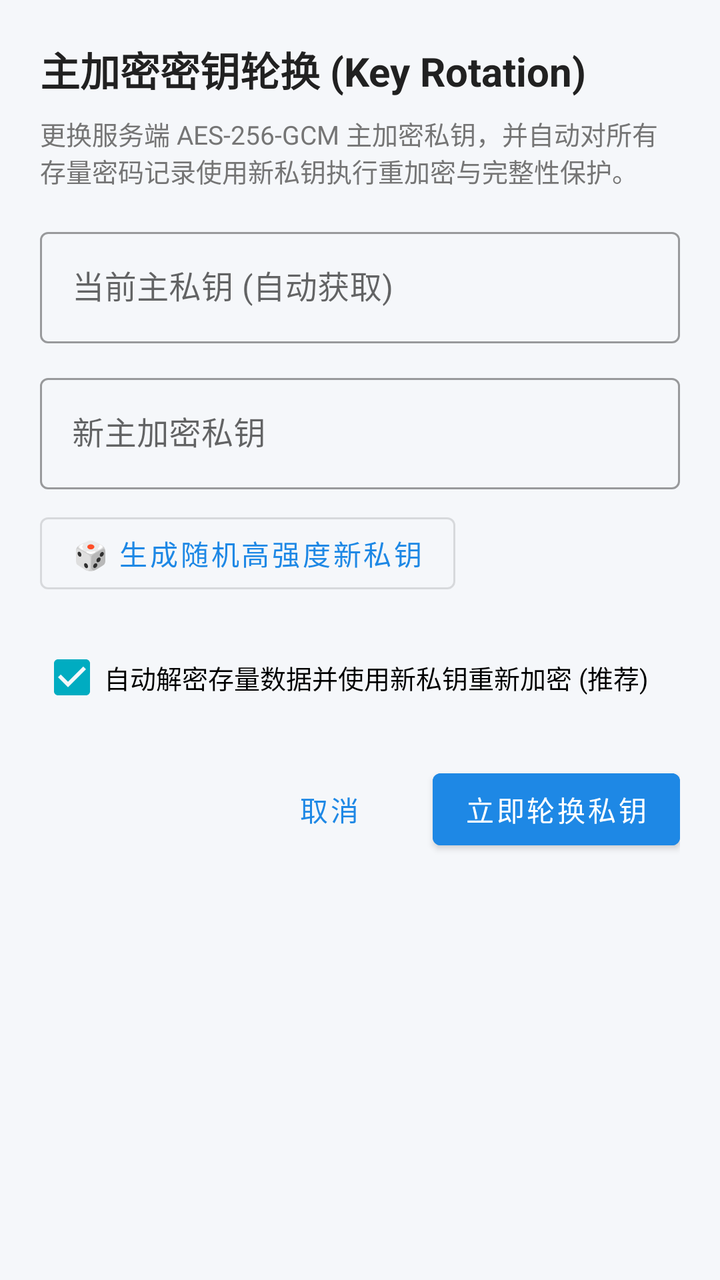
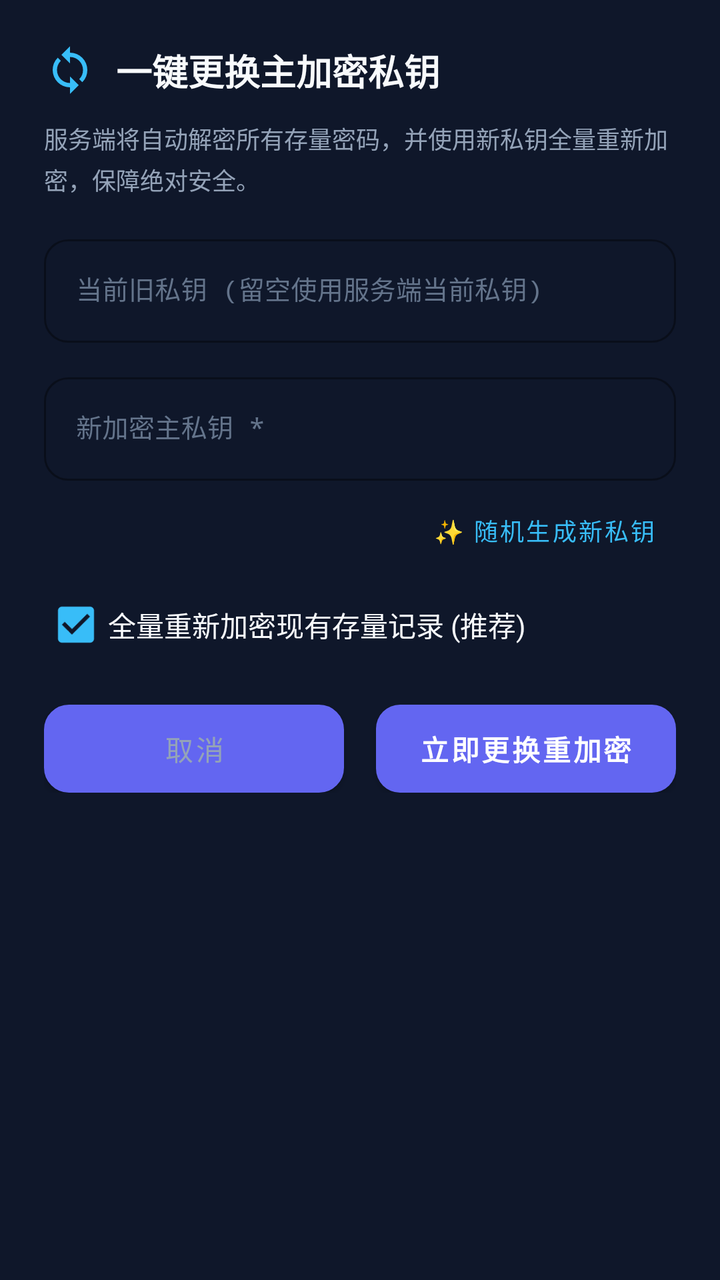

Before-and-after screenshots of an Android layout around one commit, followed by the original layout XML and the change that was made.
<!-- AndroidManifest.xml: application theme Theme.PwdManager -->
<!-- res/layout/dialog_rotate_key.xml -->
<?xml version="1.0" encoding="utf-8"?>
<ScrollView
    xmlns:android="http://schemas.android.com/apk/res/android"
    xmlns:app="http://schemas.android.com/apk/res-auto"
    android:layout_width="match_parent"
    android:layout_height="wrap_content"
    android:padding="20dp">

    <LinearLayout
        android:layout_width="match_parent"
        android:layout_height="wrap_content"
        android:orientation="vertical">

        <TextView
            android:layout_width="match_parent"
            android:layout_height="wrap_content"
            android:text="主加密密钥轮换 (Key Rotation)"
            android:textColor="@color/text_primary"
            android:textSize="20sp"
            android:textStyle="bold"
            android:layout_marginBottom="8dp" />

        <TextView
            android:layout_width="match_parent"
            android:layout_height="wrap_content"
            android:text="更换服务端 AES-256-GCM 主加密私钥，并自动对所有存量密码记录使用新私钥执行重加密与完整性保护。"
            android:textColor="@color/text_secondary"
            android:textSize="13sp"
            android:layout_marginBottom="16dp" />

        
        <com.google.android.material.textfield.TextInputLayout
            android:layout_width="match_parent"
            android:layout_height="wrap_content"
            android:hint="当前主私钥 (自动获取)"
            style="@style/Widget.MaterialComponents.TextInputLayout.OutlinedBox"
            android:layout_marginBottom="12dp">

            <com.google.android.material.textfield.TextInputEditText
                android:id="@+id/etRotOldKey"
                android:layout_width="match_parent"
                android:layout_height="wrap_content"
                android:inputType="text"
                android:singleLine="true" />
        </com.google.android.material.textfield.TextInputLayout>

        
        <com.google.android.material.textfield.TextInputLayout
            android:layout_width="match_parent"
            android:layout_height="wrap_content"
            android:hint="新主加密私钥"
            style="@style/Widget.MaterialComponents.TextInputLayout.OutlinedBox"
            android:layout_marginBottom="8dp">

            <com.google.android.material.textfield.TextInputEditText
                android:id="@+id/etRotNewKey"
                android:layout_width="match_parent"
                android:layout_height="wrap_content"
                android:inputType="text"
                android:singleLine="true" />
        </com.google.android.material.textfield.TextInputLayout>

        <Button
            android:id="@+id/btnGenRotateKey"
            android:layout_width="wrap_content"
            android:layout_height="wrap_content"
            android:text="🎲 生成随机高强度新私钥"
            style="@style/Widget.MaterialComponents.Button.OutlinedButton"
            android:layout_marginBottom="14dp" />

        <CheckBox
            android:id="@+id/cbReencryptRecords"
            android:layout_width="match_parent"
            android:layout_height="wrap_content"
            android:text="自动解密存量数据并使用新私钥重新加密 (推荐)"
            android:checked="true"
            android:textSize="13sp"
            android:layout_marginBottom="18dp" />

        <LinearLayout
            android:layout_width="match_parent"
            android:layout_height="wrap_content"
            android:orientation="horizontal"
            android:gravity="end">

            <Button
                android:id="@+id/btnRotCancel"
                android:layout_width="wrap_content"
                android:layout_height="wrap_content"
                android:text="@string/cancel"
                style="@style/Widget.MaterialComponents.Button.TextButton"
                android:layout_marginEnd="8dp" />

            <Button
                android:id="@+id/btnRotSave"
                android:layout_width="wrap_content"
                android:layout_height="wrap_content"
                android:text="立即轮换私钥"
                android:backgroundTint="@color/primary"
                android:textColor="#FFFFFF" />

        </LinearLayout>

    </LinearLayout>

</ScrollView>
<!-- resources referenced by this layout -->
<resources>
  <color name="primary">#1E88E5</color>
  <color name="text_primary">#212121</color>
  <color name="text_secondary">#757575</color>
  <string name="cancel">取消</string>
  <style name="Theme.PwdManager" parent="Theme.MaterialComponents.Light.NoActionBar">
          <item name="colorPrimary">@color/primary</item>
          <item name="colorPrimaryDark">@color/primary_dark</item>
          <item name="colorAccent">@color/accent</item>
          <item name="android:windowBackground">@color/bg_light</item>
      </style>
  <color name="primary_dark">#1565C0</color>
  <color name="accent">#00ACC1</color>
  <color name="bg_light">#F5F7FA</color>
</resources>

<!-- the commit's change to res/layout/dialog_rotate_key.xml (unified diff, before → after) -->
@@ -4,78 +4,112 @@
     xmlns:app="http://schemas.android.com/apk/res-auto"
     android:layout_width="match_parent"
     android:layout_height="wrap_content"
-    android:padding="20dp">
+    android:background="@color/bg_surface"
+    android:padding="22dp">
 
     <LinearLayout
         android:layout_width="match_parent"
         android:layout_height="wrap_content"
         android:orientation="vertical">
 
-        <TextView
+        <LinearLayout
             android:layout_width="match_parent"
             android:layout_height="wrap_content"
-            android:text="主加密密钥轮换 (Key Rotation)"
-            android:textColor="@color/text_primary"
-            android:textSize="20sp"
-            android:textStyle="bold"
-            android:layout_marginBottom="8dp" />
+            android:orientation="horizontal"
+            android:gravity="center_vertical"
+            android:layout_marginBottom="12dp">
+
+            <ImageView
+                android:layout_width="26dp"
+                android:layout_height="26dp"
+                android:src="@drawable/ic_sync_vector"
+                android:contentDescription="Rotate Icon"
+                android:layout_marginEnd="10dp" />
+
+            <TextView
+                android:layout_width="0dp"
+                android:layout_height="wrap_content"
+                android:layout_weight="1"
+                android:text="一键更换主加密私钥"
+                android:textColor="@color/text_primary"
+                android:textSize="18sp"
+                android:textStyle="bold" />
+        </LinearLayout>
 
         <TextView
             android:layout_width="match_parent"
             android:layout_height="wrap_content"
-            android:text="更换服务端 AES-256-GCM 主加密私钥，并自动对所有存量密码记录使用新私钥执行重加密与完整性保护。"
+            android:text="服务端将自动解密所有存量密码，并使用新私钥全量重新加密，保障绝对安全。"
             android:textColor="@color/text_secondary"
-            android:textSize="13sp"
+            android:textSize="12sp"
+            android:lineSpacingMultiplier="1.2"
             android:layout_marginBottom="16dp" />
 
-        
         <com.google.android.material.textfield.TextInputLayout
             android:layout_width="match_parent"
             android:layout_height="wrap_content"
-            android:hint="当前主私钥 (自动获取)"
+            android:hint="当前旧私钥 (留空使用服务端当前私钥)"
             style="@style/Widget.MaterialComponents.TextInputLayout.OutlinedBox"
+            app:boxCornerRadiusTopStart="12dp"
+            app:boxCornerRadiusTopEnd="12dp"
+            app:boxCornerRadiusBottomStart="12dp"
+            app:boxCornerRadiusBottomEnd="12dp"
+            android:textColorHint="@color/text_hint"
             android:layout_marginBottom="12dp">
 
             <com.google.android.material.textfield.TextInputEditText
                 android:id="@+id/etRotOldKey"
                 android:layout_width="match_parent"
                 android:layout_height="wrap_content"
-                android:inputType="text"
+                android:textColor="@color/accent"
+                android:fontFamily="monospace"
+                android:textSize="13sp"
                 android:singleLine="true" />
         </com.google.android.material.textfield.TextInputLayout>
 
-        
         <com.google.android.material.textfield.TextInputLayout
             android:layout_width="match_parent"
             android:layout_height="wrap_content"
-            android:hint="新主加密私钥"
+            android:hint="新加密主私钥 *"
             style="@style/Widget.MaterialComponents.TextInputLayout.OutlinedBox"
-            android:layout_marginBottom="8dp">
+            app:boxCornerRadiusTopStart="12dp"
+            app:boxCornerRadiusTopEnd="12dp"
+            app:boxCornerRadiusBottomStart="12dp"
+            app:boxCornerRadiusBottomEnd="12dp"
+            android:textColorHint="@color/text_hint"
+            android:layout_marginBottom="6dp">
 
             <com.google.android.material.textfield.TextInputEditText
                 android:id="@+id/etRotNewKey"
                 android:layout_width="match_parent"
                 android:layout_height="wrap_content"
-                android:inputType="text"
+                android:textColor="@color/accent"
+                android:fontFamily="monospace"
+                android:textSize="13sp"
                 android:singleLine="true" />
         </com.google.android.material.textfield.TextInputLayout>
 
         <Button
             android:id="@+id/btnGenRotateKey"
             android:layout_width="wrap_content"
-            android:layout_height="wrap_content"
-            android:text="🎲 生成随机高强度新私钥"
-            style="@style/Widget.MaterialComponents.Button.OutlinedButton"
-            android:layout_marginBottom="14dp" />
+            android:layout_height="36dp"
+            android:text="✨ 随机生成新私钥"
+            android:textColor="@color/accent"
+            android:textSize="12sp"
+            android:paddingStart="10dp"
+            android:paddingEnd="10dp"
+            style="@style/Widget.MaterialComponents.Button.TextButton"
+            android:layout_gravity="end"
+            android:layout_marginBottom="6dp" />
 
         <CheckBox
             android:id="@+id/cbReencryptRecords"
             android:layout_width="match_parent"
             android:layout_height="wrap_content"
-            android:text="自动解密存量数据并使用新私钥重新加密 (推荐)"
+            android:text="全量重新加密现有存量记录 (推荐)"
+            android:textColor="@color/text_primary"
             android:checked="true"
-            android:textSize="13sp"
-            android:layout_marginBottom="18dp" />
+            android:layout_marginBottom="16dp" />
 
         <LinearLayout
             android:layout_width="match_parent"
@@ -85,20 +119,24 @@
 
             <Button
                 android:id="@+id/btnRotCancel"
-                android:layout_width="wrap_content"
-                android:layout_height="wrap_content"
-                android:text="@string/cancel"
-                style="@style/Widget.MaterialComponents.Button.TextButton"
+                android:layout_width="0dp"
+                android:layout_height="44dp"
+                android:layout_weight="1"
+                android:text="取消"
+                android:textColor="@color/text_secondary"
+                android:background="@drawable/bg_btn_outline"
                 android:layout_marginEnd="8dp" />
 
             <Button
                 android:id="@+id/btnRotSave"
-                android:layout_width="wrap_content"
-                android:layout_height="wrap_content"
-                android:text="立即轮换私钥"
-                android:backgroundTint="@color/primary"
-                android:textColor="#FFFFFF" />
-
+                android:layout_width="0dp"
+                android:layout_height="44dp"
+                android:layout_weight="1"
+                android:text="立即更换重加密"
+                android:textColor="#FFFFFF"
+                android:textStyle="bold"
+                android:background="@drawable/bg_btn_gradient"
+                android:layout_marginStart="8dp" />
         </LinearLayout>
 
     </LinearLayout>
<!-- resource entries referenced after the edit -->
@@ -1,17 +1,62 @@
 <!-- resources referenced by this layout -->
 <resources>
-  <color name="primary">#1E88E5</color>
-  <color name="text_primary">#212121</color>
-  <color name="text_secondary">#757575</color>
-  <string name="cancel">取消</string>
-  <style name="Theme.PwdManager" parent="Theme.MaterialComponents.Light.NoActionBar">
+  <color name="primary">#6366F1</color>
+  <color name="bg_dark">#0B0F19</color>
+  <color name="text_primary">#F8FAFC</color>
+  <color name="text_secondary">#94A3B8</color>
+  <!-- drawable bg_btn_gradient (drawable) -->
+  <?xml version="1.0" encoding="utf-8"?>
+  <ripple xmlns:android="http://schemas.android.com/apk/res/android"
+      android:color="#40FFFFFF">
+      <item>
+          <shape android:shape="rectangle">
+              <corners android:radius="12dp" />
+              <gradient
+                  android:type="linear"
+                  android:angle="135"
+                  android:startColor="#6366F1"
+                  android:centerColor="#8B5CF6"
+                  android:endColor="#D946EF" />
+          </shape>
+      </item>
+  </ripple>
+  <!-- drawable bg_btn_outline (drawable) -->
+  <?xml version="1.0" encoding="utf-8"?>
+  <ripple xmlns:android="http://schemas.android.com/apk/res/android"
+      android:color="#2038BDF8">
+      <item>
+          <shape android:shape="rectangle">
+              <corners android:radius="12dp" />
+              <solid android:color="#1E293B" />
+              <stroke
+                  android:width="1dp"
+                  android:color="#334155" />
+          </shape>
+      </item>
+  </ripple>
+  <!-- drawable ic_sync_vector (drawable) -->
+  <vector xmlns:android="http://schemas.android.com/apk/res/android"
+      android:width="24dp"
+      android:height="24dp"
+      android:viewportWidth="24"
+      android:viewportHeight="24">
+    <path
+        android:fillColor="#38BDF8"
+        android:pathData="M12,4V1L8,5l4,4V6a6,6 0 0,1 6,6 6,6 0 0,1 -1.76,4.24l1.42,1.42A7.98,7.98 0 0,0 20,12a8,8 0 0,0 -8,-8zM6,12a6,6 0 0,1 1.76,-4.24L6.34,6.34A7.98,7.98 0 0,0 4,12a8,8 0 0,0 8,8v3l4,-4 -4,-4v3a6,6 0 0,1 -6,-6z"/>
+  </vector>
+  <style name="Theme.PwdManager" parent="Theme.MaterialComponents.DayNight.NoActionBar">
           <item name="colorPrimary">@color/primary</item>
-          <item name="colorPrimaryDark">@color/primary_dark</item>
+          <item name="colorPrimaryDark">@color/bg_dark</item>
           <item name="colorAccent">@color/accent</item>
-          <item name="android:windowBackground">@color/bg_light</item>
+          <item name="android:windowBackground">@color/bg_dark</item>
+          <item name="android:statusBarColor">@color/bg_dark</item>
+          <item name="android:navigationBarColor">@color/bg_dark</item>
+          <item name="android:textColorPrimary">@color/text_primary</item>
+          <item name="android:textColorSecondary">@color/text_secondary</item>
+          <item name="textInputStyle">@style/Widget.MaterialComponents.TextInputLayout.OutlinedBox</item>
       </style>
-  <color name="primary_dark">#1565C0</color>
-  <color name="accent">#00ACC1</color>
-  <color name="bg_light">#F5F7FA</color>
+  <color name="accent">#38BDF8</color>
+  <color name="bg_surface">#0F172A</color>
+  <color name="text_hint">#64748B</color>
 </resources>
 
